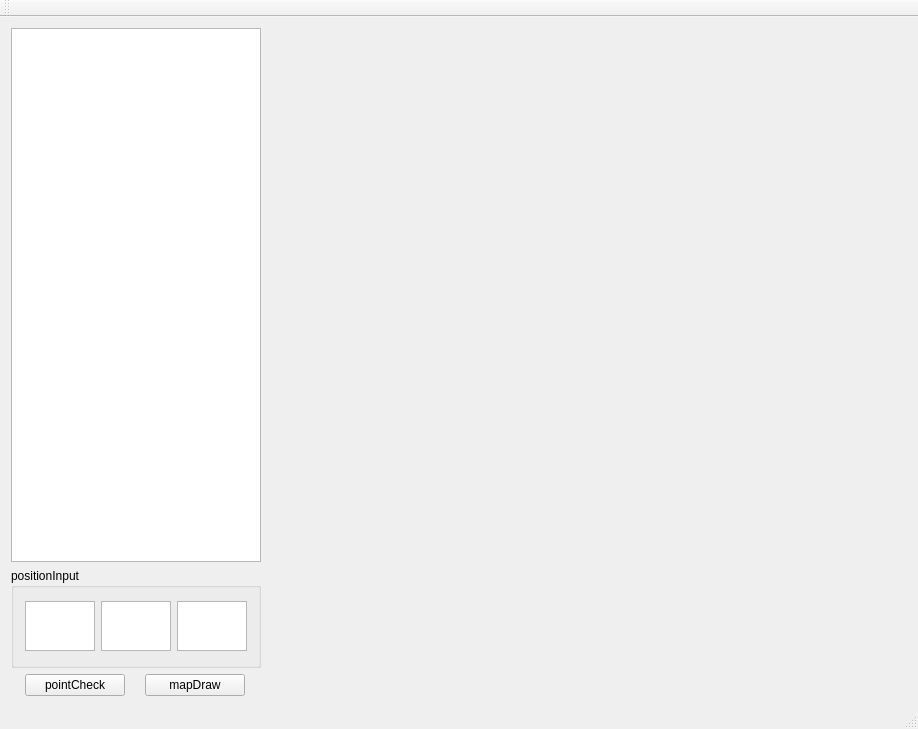
First picture: the form in planner.ui, repository RedwanNewaz/jaistQuadPath, before the edit.
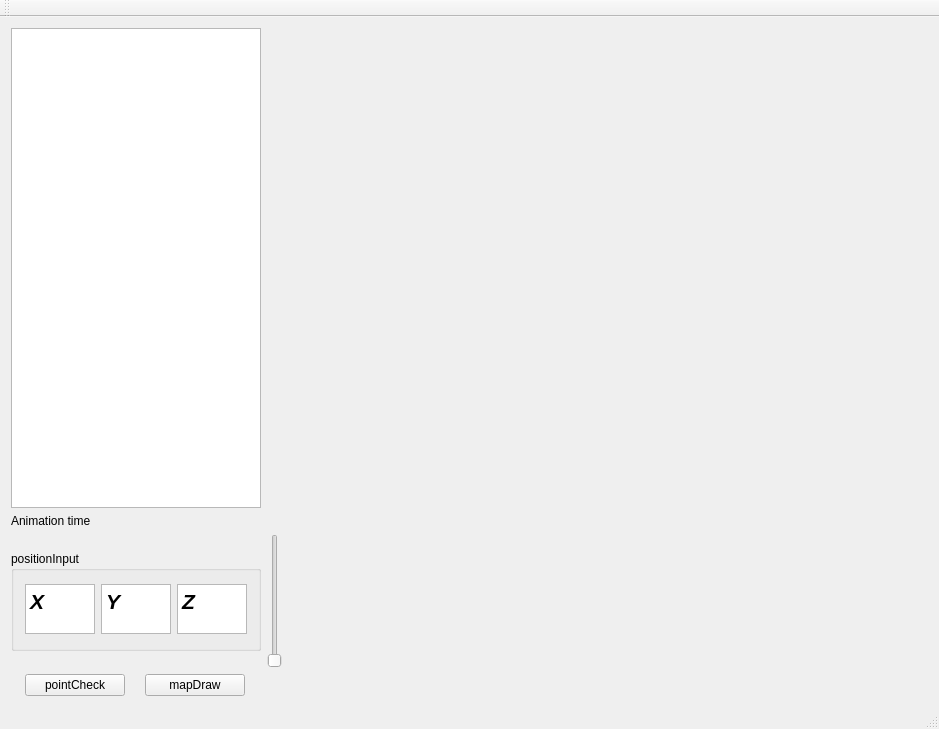
Second picture: the form after the edit. Custom widgets are drawn as their Qt base class.

```diff
--- a/planner.ui
+++ b/planner.ui
@@ -17,7 +17,7 @@
    <layout class="QVBoxLayout" name="verticalLayout_2">
     <item>
      <layout class="QGridLayout" name="gridLayout">
-      <item row="1" column="0">
+      <item row="2" column="0">
        <widget class="QGroupBox" name="inputBox">
         <property name="maximumSize">
          <size>
@@ -42,6 +42,13 @@
              <pointsize>16</pointsize>
             </font>
            </property>
+           <property name="html">
+            <string>&lt;!DOCTYPE HTML PUBLIC &quot;-//W3C//DTD HTML 4.0//EN&quot; &quot;http://www.w3.org/TR/REC-html40/strict.dtd&quot;&gt;
+&lt;html&gt;&lt;head&gt;&lt;meta name=&quot;qrichtext&quot; content=&quot;1&quot; /&gt;&lt;style type=&quot;text/css&quot;&gt;
+p, li { white-space: pre-wrap; }
+&lt;/style&gt;&lt;/head&gt;&lt;body style=&quot; font-family:'MS Shell Dlg 2'; font-size:16pt; font-weight:400; font-style:normal;&quot;&gt;
+&lt;p style=&quot; margin-top:0px; margin-bottom:0px; margin-left:0px; margin-right:0px; -qt-block-indent:0; text-indent:0px;&quot;&gt;&lt;span style=&quot; font-weight:600; font-style:italic;&quot;&gt;X&lt;/span&gt;&lt;/p&gt;&lt;/body&gt;&lt;/html&gt;</string>
+           </property>
           </widget>
          </item>
          <item>
@@ -57,6 +64,13 @@
              <pointsize>16</pointsize>
             </font>
            </property>
+           <property name="html">
+            <string>&lt;!DOCTYPE HTML PUBLIC &quot;-//W3C//DTD HTML 4.0//EN&quot; &quot;http://www.w3.org/TR/REC-html40/strict.dtd&quot;&gt;
+&lt;html&gt;&lt;head&gt;&lt;meta name=&quot;qrichtext&quot; content=&quot;1&quot; /&gt;&lt;style type=&quot;text/css&quot;&gt;
+p, li { white-space: pre-wrap; }
+&lt;/style&gt;&lt;/head&gt;&lt;body style=&quot; font-family:'MS Shell Dlg 2'; font-size:16pt; font-weight:400; font-style:normal;&quot;&gt;
+&lt;p style=&quot; margin-top:0px; margin-bottom:0px; margin-left:0px; margin-right:0px; -qt-block-indent:0; text-indent:0px;&quot;&gt;&lt;span style=&quot; font-weight:600; font-style:italic;&quot;&gt;Y&lt;/span&gt;&lt;/p&gt;&lt;/body&gt;&lt;/html&gt;</string>
+           </property>
           </widget>
          </item>
          <item>
@@ -72,12 +86,19 @@
              <pointsize>16</pointsize>
             </font>
            </property>
+           <property name="html">
+            <string>&lt;!DOCTYPE HTML PUBLIC &quot;-//W3C//DTD HTML 4.0//EN&quot; &quot;http://www.w3.org/TR/REC-html40/strict.dtd&quot;&gt;
+&lt;html&gt;&lt;head&gt;&lt;meta name=&quot;qrichtext&quot; content=&quot;1&quot; /&gt;&lt;style type=&quot;text/css&quot;&gt;
+p, li { white-space: pre-wrap; }
+&lt;/style&gt;&lt;/head&gt;&lt;body style=&quot; font-family:'MS Shell Dlg 2'; font-size:16pt; font-weight:400; font-style:normal;&quot;&gt;
+&lt;p style=&quot; margin-top:0px; margin-bottom:0px; margin-left:0px; margin-right:0px; -qt-block-indent:0; text-indent:0px;&quot;&gt;&lt;span style=&quot; font-weight:600; font-style:italic;&quot;&gt;Z&lt;/span&gt;&lt;/p&gt;&lt;/body&gt;&lt;/html&gt;</string>
+           </property>
           </widget>
          </item>
         </layout>
        </widget>
       </item>
-      <item row="2" column="0">
+      <item row="3" column="0">
        <layout class="QHBoxLayout" name="horizontalLayout_3">
         <item>
          <widget class="QPushButton" name="pointDraw">
@@ -107,7 +128,7 @@
         </item>
        </layout>
       </item>
-      <item row="0" column="1">
+      <item row="0" column="2">
        <widget class="QCustomPlot" name="plot" native="true">
         <property name="minimumSize">
          <size>
@@ -129,6 +150,20 @@
       <item row="0" column="0">
        <widget class="QPlainTextEdit" name="notification"/>
       </item>
+      <item row="2" column="1">
+       <widget class="QSlider" name="reso">
+        <property name="orientation">
+         <enum>Qt::Vertical</enum>
+        </property>
+       </widget>
+      </item>
+      <item row="1" column="0">
+       <widget class="QLabel" name="antime">
+        <property name="text">
+         <string>Animation time</string>
+        </property>
+       </widget>
+      </item>
      </layout>
     </item>
    </layout>
```
